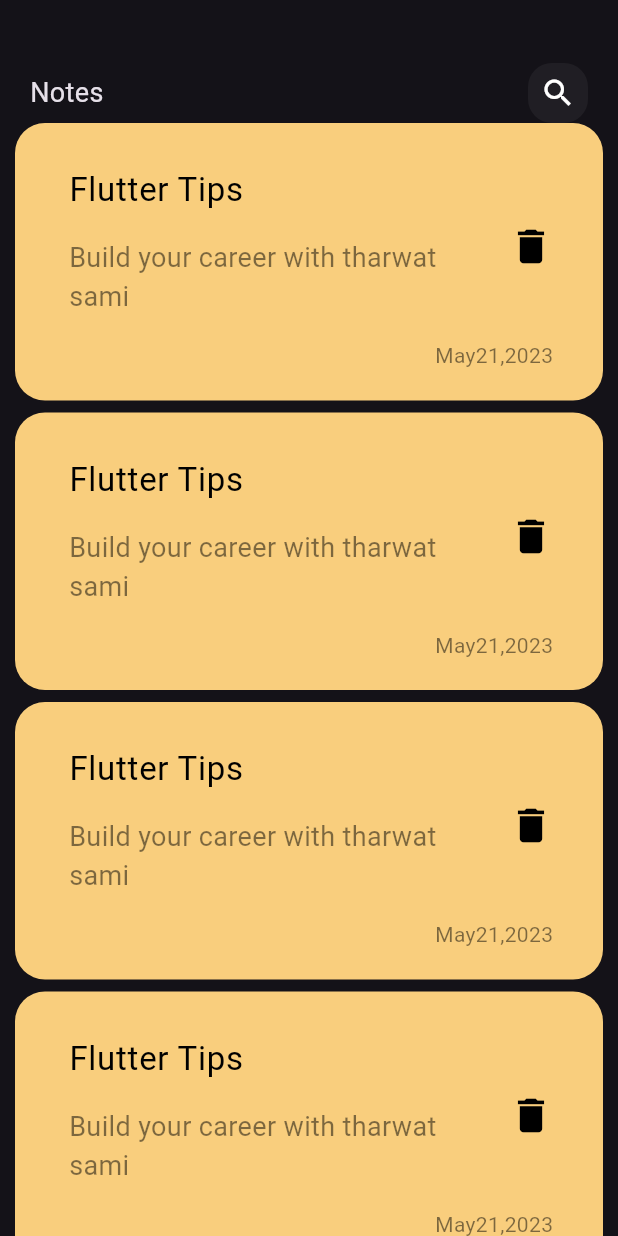
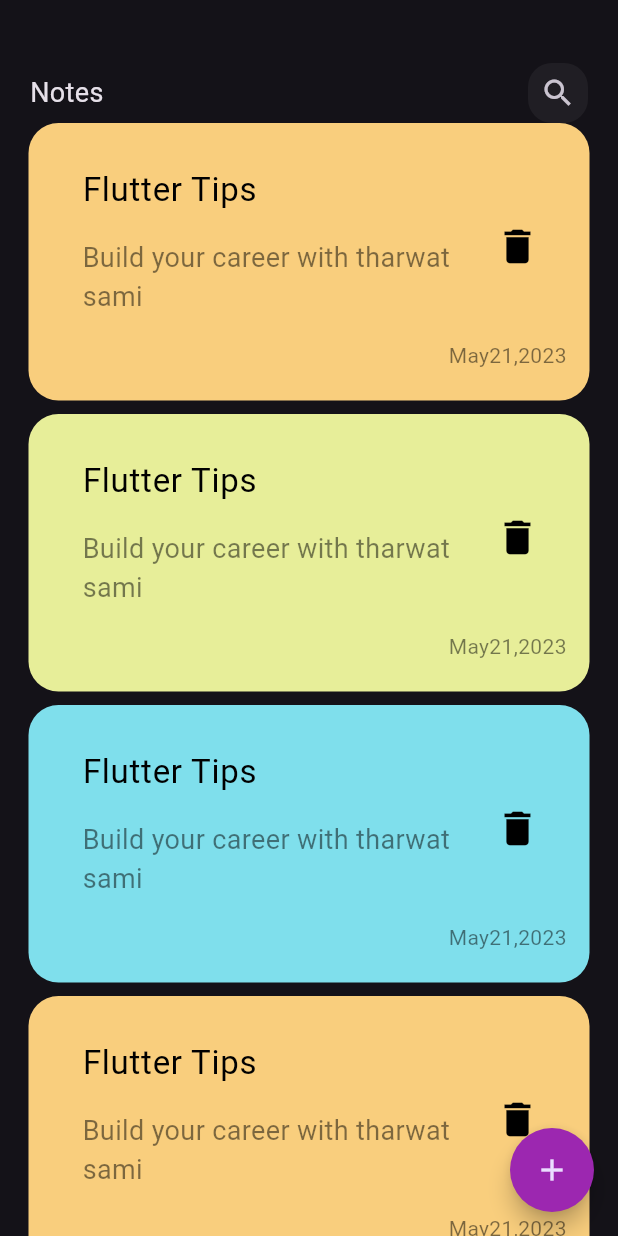
Before and after one commit to Abdullah537-studio/NoteApp, a Flutter app: the screen it shows after launch, on a phone screen of 412 x 824 dp. Run offline on Flutter 3.47's test engine with Material 3 defaults, Android fonts, the phone set to English and light mode, and no system bars.

Commit message:
finish ui and color note listView and floating action buttom

```diff
--- a/lib/Widget/custom_note_item.dart
+++ b/lib/Widget/custom_note_item.dart
@@ -1,16 +1,17 @@
 import 'package:flutter/material.dart';
 
 class NoteItem extends StatelessWidget {
-  const NoteItem({super.key});
+  final Color ColorCard;
+
+  const NoteItem({super.key, required this.ColorCard});
 
   @override
   Widget build(BuildContext context) {
     return Container(
-      margin: const EdgeInsets.only(bottom: 8),
+      margin: const EdgeInsets.only(bottom: 9, left: 9, right: 9),
       padding: const EdgeInsets.only(top: 20, bottom: 20, left: 20),
       decoration: BoxDecoration(
-          color: const Color(0xFFF9CE7D),
-          borderRadius: BorderRadius.circular(20)),
+          color: ColorCard, borderRadius: BorderRadius.circular(20)),
       child: Column(
         children: [
           ListTile(
@@ -31,6 +32,7 @@ class NoteItem extends StatelessWidget {
               ),
             ),
             trailing: IconButton(
+              splashColor: Colors.blueGrey,
               onPressed: () {},
               icon: const Icon(
                 Icons.delete,
--- a/lib/Widget/custom_search_icon.dart
+++ b/lib/Widget/custom_search_icon.dart
@@ -11,11 +11,8 @@ class CustomSearchIcon extends StatelessWidget {
       decoration: BoxDecoration(
           color: Colors.white.withOpacity(0.05),
           borderRadius: BorderRadius.circular(16)),
-      child: const Center(
-        child: Icon(
-          Icons.search,
-        ),
-      ),
+      child: Center(
+          child: IconButton(onPressed: () {}, icon: const Icon(Icons.search))),
     );
   }
 }
--- a/lib/Widget/notes_lestView.dart
+++ b/lib/Widget/notes_lestView.dart
@@ -3,11 +3,18 @@ import 'package:flutter_to_do_list/Widget/custom_note_item.dart';
 
 class NotesListview extends StatelessWidget {
   const NotesListview({super.key});
-
+  final data = const [
+    Color(0xFFF9CE7D),
+    Color(0xFFE7EE99),
+    Color(0xFF7FDFEC),
+  ];
   @override
   Widget build(BuildContext context) {
     return ListView.builder(
-      itemBuilder: (context, index) => NoteItem(),
+      itemBuilder: (context, index) => NoteItem(
+        // لتكرار ال list السابقة
+        ColorCard: data[index % data.length],
+      ),
       itemCount: 6,
     );
   }
--- a/lib/Widget/notes_view_body.dart
+++ b/lib/Widget/notes_view_body.dart
@@ -13,12 +13,12 @@ class NotesViewBodey extends StatelessWidget {
         children: [
           SizedBox(height: 20),
           CustomAppBar(),
-          // نحنا مستعملين Column  وهو Expanded على محور ال y أي ارتفاع الشاشة
-          // وال listview بتاخد مساحةولادها
-          // استعملنا Expanded مشان ال listview تاخد المساحة المتاحة ليها  Expanded _ flex
           Expanded(child: NotesListview())
         ],
       ),
     );
   }
 }
+// نحنا مستعملين Column  وهو Expanded على محور ال y أي ارتفاع الشاشة
+// وال listview بتاخد مساحةولادها
+// استعملنا Expanded مشان ال listview تاخد المساحة المتاحة ليها  Expanded _ flex
--- a/lib/views/notes_view.dart
+++ b/lib/views/notes_view.dart
@@ -6,8 +6,16 @@ class NotesView extends StatelessWidget {
 
   @override
   Widget build(BuildContext context) {
-    return const Scaffold(
-      body: NotesViewBodey(),
+    return Scaffold(
+      floatingActionButton: FloatingActionButton(
+        backgroundColor: Colors.purple,
+        shape: const CircleBorder(),
+        onPressed: () {},
+        child: const Icon(
+          Icons.add,
+        ),
+      ),
+      body: const NotesViewBodey(),
     );
   }
 }
```
